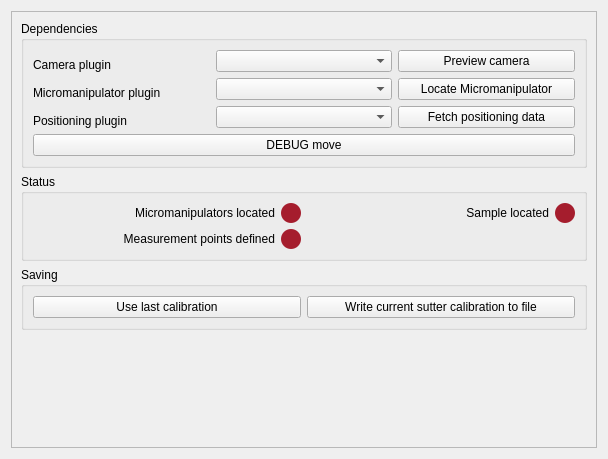
Qt form plugins/affineMove/affinemove_Settings.ui (pyIVLS/pyIVLS) before a commit.
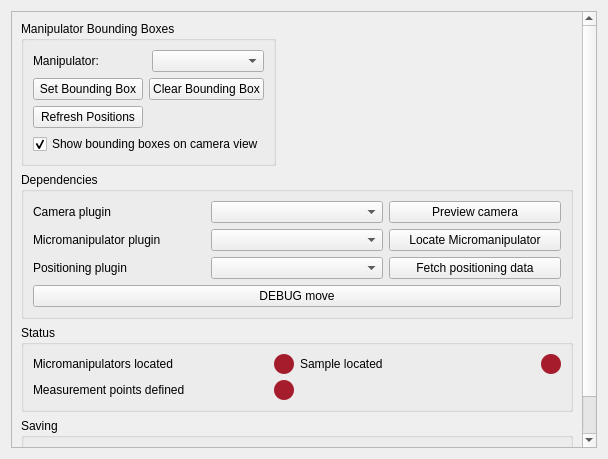
The same form after that commit.

What changed in the file:
```diff
--- a/plugins/affineMove/affinemove_Settings.ui
+++ b/plugins/affineMove/affinemove_Settings.ui
@@ -29,17 +29,14 @@
       <property name="geometry">
        <rect>
         <x>0</x>
-        <y>0</y>
-        <width>588</width>
-        <height>439</height>
+        <y>-2</y>
+        <width>574</width>
+        <height>804</height>
        </rect>
       </property>
       <layout class="QGridLayout" name="gridLayout_3">
        <item row="8" column="0">
         <spacer name="verticalSpacer">
-         <property name="orientation">
-          <enum>Qt::Orientation::Vertical</enum>
-         </property>
          <property name="sizeHint" stdset="0">
           <size>
            <width>20</width>
@@ -78,9 +75,6 @@
             <property name="text">
              <string>Micromanipulators located</string>
             </property>
-            <property name="alignment">
-             <set>Qt::AlignmentFlag::AlignRight|Qt::AlignmentFlag::AlignTrailing|Qt::AlignmentFlag::AlignVCenter</set>
-            </property>
            </widget>
           </item>
           <item row="2" column="1">
@@ -107,9 +101,6 @@
             <property name="text">
              <string>Sample located</string>
             </property>
-            <property name="alignment">
-             <set>Qt::AlignmentFlag::AlignRight|Qt::AlignmentFlag::AlignTrailing|Qt::AlignmentFlag::AlignVCenter</set>
-            </property>
            </widget>
           </item>
           <item row="2" column="0">
@@ -117,9 +108,6 @@
             <property name="text">
              <string>Measurement points defined</string>
             </property>
-            <property name="alignment">
-             <set>Qt::AlignmentFlag::AlignRight|Qt::AlignmentFlag::AlignTrailing|Qt::AlignmentFlag::AlignVCenter</set>
-            </property>
            </widget>
           </item>
           <item row="0" column="3">
@@ -169,9 +157,6 @@
             <property name="text">
              <string>Camera plugin</string>
             </property>
-            <property name="alignment">
-             <set>Qt::AlignmentFlag::AlignBottom|Qt::AlignmentFlag::AlignLeading|Qt::AlignmentFlag::AlignLeft</set>
-            </property>
            </widget>
           </item>
           <item row="1" column="1">
@@ -207,9 +192,6 @@
             <property name="text">
              <string>Positioning plugin</string>
             </property>
-            <property name="alignment">
-             <set>Qt::AlignmentFlag::AlignBottom|Qt::AlignmentFlag::AlignLeading|Qt::AlignmentFlag::AlignLeft</set>
-            </property>
            </widget>
           </item>
           <item row="1" column="0">
@@ -217,9 +199,6 @@
             <property name="text">
              <string>Micromanipulator plugin</string>
             </property>
-            <property name="alignment">
-             <set>Qt::AlignmentFlag::AlignBottom|Qt::AlignmentFlag::AlignLeading|Qt::AlignmentFlag::AlignLeft</set>
-            </property>
            </widget>
           </item>
           <item row="3" column="0" colspan="3">
@@ -255,6 +234,77 @@
          </layout>
         </widget>
        </item>
+       <item row="0" column="0">
+        <widget class="QGroupBox" name="boundingBoxGroupBox">
+         <property name="title">
+          <string>Manipulator Bounding Boxes</string>
+         </property>
+         <layout class="QVBoxLayout" name="verticalLayout_3">
+          <item>
+           <layout class="QHBoxLayout" name="horizontalLayout_4">
+            <item>
+             <widget class="QLabel" name="manipulatorLabel">
+              <property name="text">
+               <string>Manipulator:</string>
+              </property>
+             </widget>
+            </item>
+            <item>
+             <widget class="QComboBox" name="manipulatorComboBox">
+              <property name="toolTip">
+               <string>Select which manipulator to set bounding box for</string>
+              </property>
+             </widget>
+            </item>
+           </layout>
+          </item>
+          <item>
+           <layout class="QGridLayout" name="gridLayout_6">
+            <item row="0" column="0">
+             <widget class="QPushButton" name="setBoundingBoxButton">
+              <property name="toolTip">
+               <string>Click 4 points on the camera view to define a bounding box</string>
+              </property>
+              <property name="text">
+               <string>Set Bounding Box</string>
+              </property>
+             </widget>
+            </item>
+            <item row="0" column="1">
+             <widget class="QPushButton" name="clearBoundingBoxButton">
+              <property name="toolTip">
+               <string>Remove the bounding box for the selected manipulator</string>
+              </property>
+              <property name="text">
+               <string>Clear Bounding Box</string>
+              </property>
+             </widget>
+            </item>
+            <item row="1" column="0">
+             <widget class="QPushButton" name="refreshPositionsButton">
+              <property name="toolTip">
+               <string>Update cached manipulator positions from hardware</string>
+              </property>
+              <property name="text">
+               <string>Refresh Positions</string>
+              </property>
+             </widget>
+            </item>
+           </layout>
+          </item>
+          <item>
+           <widget class="QCheckBox" name="showBoundingBoxesCheckBox">
+            <property name="text">
+             <string>Show bounding boxes on camera view</string>
+            </property>
+            <property name="checked">
+             <bool>true</bool>
+            </property>
+           </widget>
+          </item>
+         </layout>
+        </widget>
+       </item>
       </layout>
      </widget>
     </widget>
```
